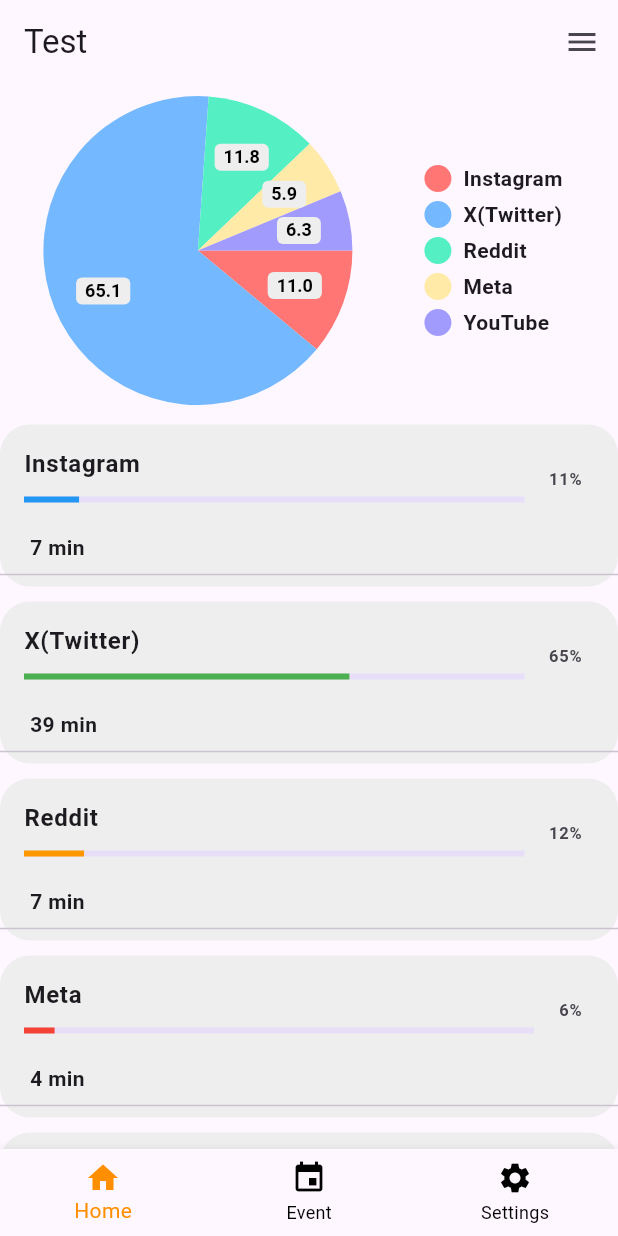
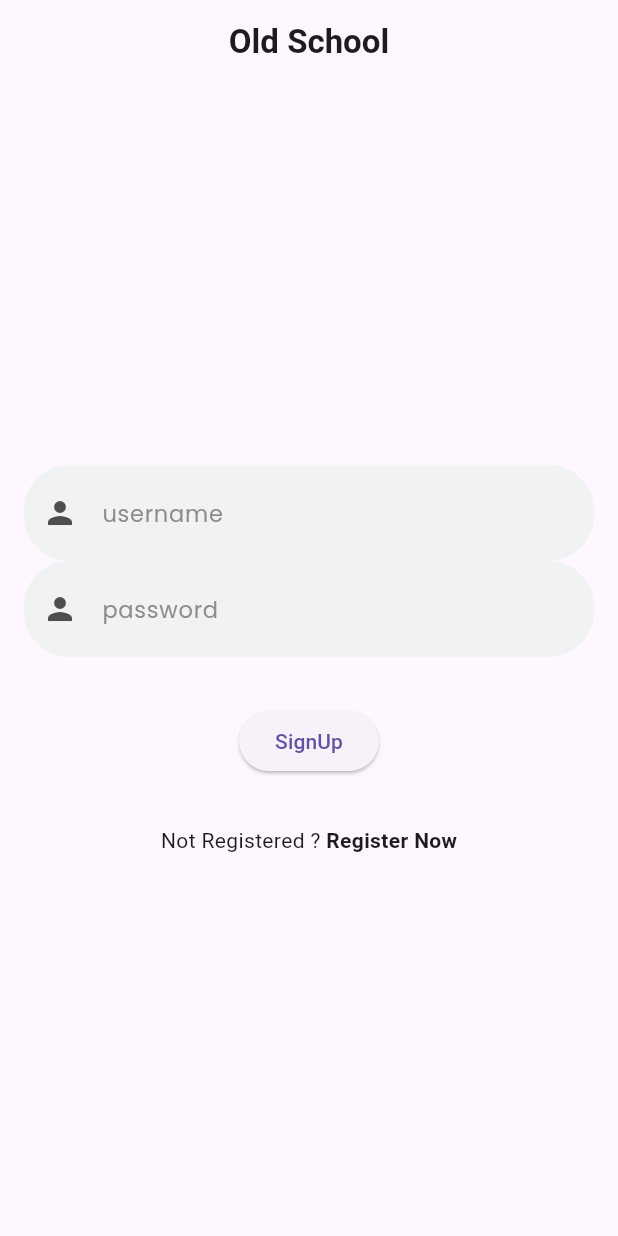
Before and after one commit to rohitk523/flutter_test_app, a Flutter app: the screen it shows after launch, on a phone screen of 412 x 824 dp. Run offline on Flutter 3.47's test engine with Material 3 defaults, Android fonts, the light colour scheme and no system bars; drawn by our look-alikes of pie_chart; our stand-ins replace firebase_auth, firebase_core, google_fonts, hexcolor; accounts and stored records are empty.

Commit message:
Working signup page that sends user data to firebase next step is to merge signup and login page together to use

```diff
--- a/test_app/lib/Pages/homepage.dart
+++ b/test_app/lib/Pages/homepage.dart
@@ -10,9 +10,7 @@
     return MaterialApp(
       debugShowCheckedModeBanner: false,
       home: Scaffold(
-        body: ListView(
-          children: [RandomPieChartWithProgressBars()],
-        ),
+        body: RandomPieChartWithProgressBars(),
       ),
     );
   }
--- a/test_app/lib/Pages/loginpage.dart
+++ b/test_app/lib/Pages/loginpage.dart
@@ -1,6 +1,9 @@
 import 'package:flutter/material.dart';
 import 'package:test_app/Pages/homebottomnavigationbar.dart';
 import 'package:test_app/components/mytextfield.dart';
+import 'package:firebase_auth/firebase_auth.dart';
+
+final _firebase = FirebaseAuth.instance;
 
 class LoginPage extends StatefulWidget {
   const LoginPage({super.key});
@@ -12,6 +15,13 @@
 class _LoginPageState extends State<LoginPage> {
   final TextEditingController _usernameController = TextEditingController();
   final TextEditingController _passwordController = TextEditingController();
+
+  Future<void> _submit() async {
+    final UserCredential = await _firebase.createUserWithEmailAndPassword(
+        email: _usernameController.text, password: _passwordController.text);
+    print(UserCredential);
+  }
+
   @override
   Widget build(BuildContext context) {
     return Scaffold(
@@ -43,6 +53,7 @@
               child: const Text('Login'),
               onPressed: () {
                 // Handle login logic here
+                _submit;
                 String username = _usernameController.text;
                 String password = _passwordController.text;
 
--- /dev/null
+++ b/test_app/lib/Pages/signuppage.dart
@@ -0,0 +1,121 @@
+import 'package:flutter/material.dart';
+import 'package:test_app/Pages/homebottomnavigationbar.dart';
+import 'package:test_app/components/mytextfield.dart';
+import 'package:firebase_auth/firebase_auth.dart';
+import 'package:hexcolor/hexcolor.dart';
+import 'package:google_fonts/google_fonts.dart';
+
+final _firebase = FirebaseAuth.instance;
+
+class SignupPage extends StatefulWidget {
+  const SignupPage({super.key});
+
+  @override
+  State<SignupPage> createState() => _SignupPageState();
+}
+
+class _SignupPageState extends State<SignupPage> {
+  final _form = GlobalKey<FormState>();
+  var _enteredusername = '';
+  var _enteredpassword = '';
+
+  void _submit() async {
+    final isValid = _form.currentState!.validate();
+    if (isValid) {
+      _form.currentState!.save();
+      final usercred = await _firebase.createUserWithEmailAndPassword(
+          email: _enteredusername, password: _enteredpassword);
+      print(usercred);
+    }
+  }
+
+  @override
+  Widget build(BuildContext context) {
+    return Scaffold(
+      appBar: AppBar(
+        centerTitle: true,
+        title: const Text(
+          'Old School',
+          style: TextStyle(fontWeight: FontWeight.bold),
+        ),
+      ),
+      body: Padding(
+        padding: const EdgeInsets.all(16.0),
+        child: Form(
+          key: _form,
+          child: Column(
+            mainAxisAlignment: MainAxisAlignment.center,
+            children: [
+              TextFormField(
+                decoration: InputDecoration(
+                  hintText: 'username',
+                  fillColor: HexColor("#f0f3f1"),
+                  contentPadding: const EdgeInsets.fromLTRB(20, 20, 20, 20),
+                  hintStyle: GoogleFonts.poppins(
+                    fontSize: 15,
+                    color: HexColor("#8d8d8d"),
+                  ),
+                  border: OutlineInputBorder(
+                    borderRadius: BorderRadius.circular(30),
+                    borderSide: BorderSide.none,
+                  ),
+                  prefixIcon: const Icon(Icons.person),
+                  prefixIconColor: HexColor("#4f4f4f"),
+                  filled: true,
+                ),
+                validator: (value) {
+                  if (value == null || value.trim().isEmpty) ;
+                },
+                onSaved: (value) {
+                  _enteredusername = value!;
+                },
+              ),
+              TextFormField(
+                decoration: InputDecoration(
+                  hintText: 'password',
+                  fillColor: HexColor("#f0f3f1"),
+                  contentPadding: const EdgeInsets.fromLTRB(20, 20, 20, 20),
+                  hintStyle: GoogleFonts.poppins(
+                    fontSize: 15,
+                    color: HexColor("#8d8d8d"),
+                  ),
+                  border: OutlineInputBorder(
+                    borderRadius: BorderRadius.circular(30),
+                    borderSide: BorderSide.none,
+                  ),
+                  prefixIcon: const Icon(Icons.person),
+                  prefixIconColor: HexColor("#4f4f4f"),
+                  filled: true,
+                ),
+                validator: (value) {
+                  if (value == null || value.trim().isEmpty) ;
+                },
+                onSaved: (value) {
+                  _enteredpassword = value!;
+                },
+              ),
+              const SizedBox(height: 32.0),
+              ElevatedButton(child: const Text('SignUp'), onPressed: _submit),
+              const SizedBox(
+                height: 16,
+              ),
+              const SizedBox(
+                height: 16,
+              ),
+              const Row(
+                mainAxisAlignment: MainAxisAlignment.center,
+                children: [
+                  Text('Not Registered ? '),
+                  Text(
+                    'Register Now',
+                    style: TextStyle(fontWeight: FontWeight.bold),
+                  )
+                ],
+              ),
+            ],
+          ),
+        ),
+      ),
+    );
+  }
+}
--- a/test_app/lib/functions/randomgraphs.dart
+++ b/test_app/lib/functions/randomgraphs.dart
@@ -4,6 +4,8 @@
 
 class RandomPieChartWithProgressBars extends StatelessWidget {
   final Random random = Random();
+
+  RandomPieChartWithProgressBars({super.key});
 
   Map<String, double> generateRandomData() {
     Map<String, double> data = {};
@@ -35,7 +37,7 @@
   Widget build(BuildContext context) {
     final randomData = generateRandomData();
 
-    return Container(
+    return SizedBox(
       height: 800,
       child: ListView.builder(
         itemCount: randomData.length + 1, // +1 for the pie chart
@@ -60,17 +62,18 @@
             int minutes = (value * 60).round();
 
             return Container(
-              margin: EdgeInsets.symmetric(vertical: 5),
-              decoration: BoxDecoration(
-                  color: Colors.grey[200],
-                  borderRadius: BorderRadius.circular(20)),
+              margin: const EdgeInsets.symmetric(vertical: 2),
+              decoration:
+                  BoxDecoration(borderRadius: BorderRadius.circular(20)),
               child: Column(
                 crossAxisAlignment: CrossAxisAlignment.start,
                 children: [
+                  const Divider(),
                   ListTile(
                     title: Text(
                       label,
-                      style: TextStyle(fontWeight: FontWeight.bold),
+                      style: const TextStyle(
+                          fontWeight: FontWeight.bold, fontSize: 14),
                     ),
                     subtitle: LinearProgressIndicator(
                       value: value,
@@ -80,17 +83,18 @@
                     ),
                     trailing: Text(
                       '$progress%',
-                      style: TextStyle(fontWeight: FontWeight.bold),
+                      style: const TextStyle(
+                          fontWeight: FontWeight.bold, fontSize: 12),
                     ),
                   ),
                   Container(
-                    padding: EdgeInsets.only(left: 20),
+                    padding: const EdgeInsets.only(left: 20),
                     child: Text(
                       '$minutes min',
-                      style: TextStyle(fontWeight: FontWeight.bold),
+                      style: const TextStyle(
+                          fontWeight: FontWeight.bold, fontSize: 10),
                     ),
                   ),
-                  Divider()
                 ],
               ),
             );
--- a/test_app/lib/main.dart
+++ b/test_app/lib/main.dart
@@ -4,7 +4,15 @@
 import 'package:test_app/Pages/homebottomnavigationbar.dart';
 import 'package:test_app/Pages/settingspage.dart';
 
-void main() {
+import 'package:firebase_core/firebase_core.dart';
+import 'package:test_app/Pages/signuppage.dart';
+import 'firebase_options.dart';
+
+void main() async {
+  WidgetsFlutterBinding.ensureInitialized();
+  await Firebase.initializeApp(
+    options: DefaultFirebaseOptions.currentPlatform,
+  );
   runApp(const MyApp());
 }
 
@@ -19,7 +27,7 @@
       initialRoute: '/home',
       routes: {
         //'/': (context) => LoginPage(),
-        '/home': (context) => const HomeBottomNavigationBar(),
+        '/home': (context) => const SignupPage(),
         '/event': (context) => const EventPage(),
         '/settings': (context) => const SettingsPage(),
         '/games': (context) => const GamesPage()
--- a/test_app/pubspec.yaml
+++ b/test_app/pubspec.yaml
@@ -40,6 +40,9 @@
   google_fonts: ^6.1.0
   fl_chart: ^0.66.0
   pie_chart: ^5.4.0
+  permission_handler: ^11.2.0
+  firebase_core: ^2.24.2
+  firebase_auth: ^4.16.0
 
 dev_dependencies:
   flutter_test:
```
Also changed, not shown: test_app/lib/firebase_options.dart (added), test_app/pubspec.lock, 6 other files.
